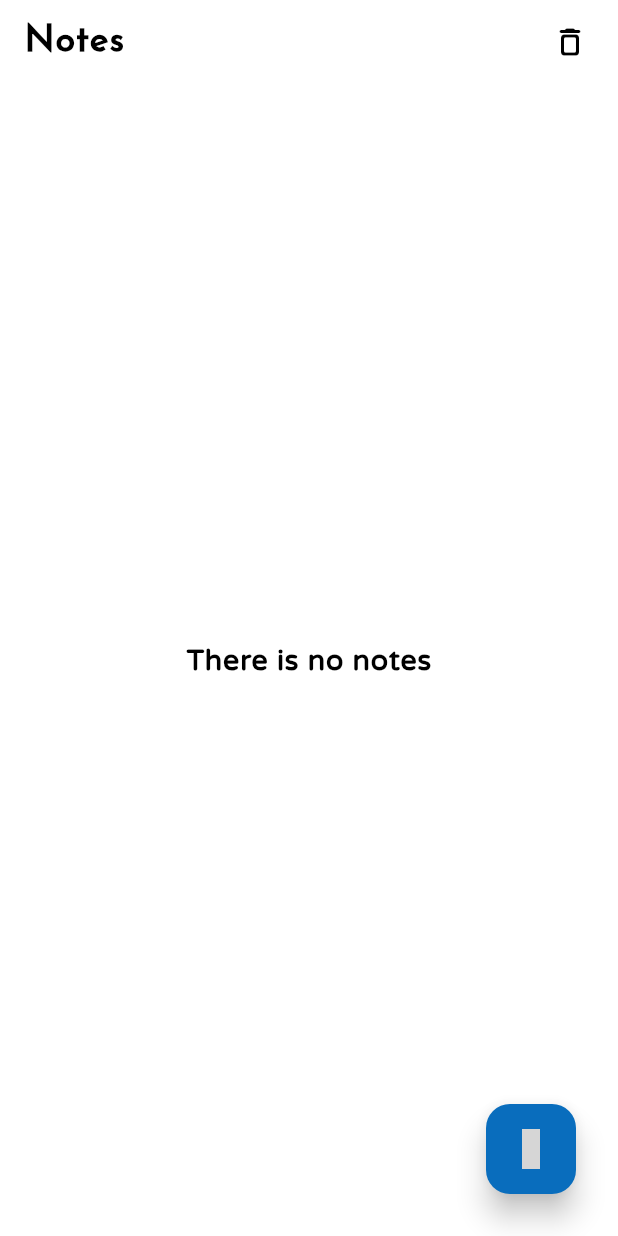
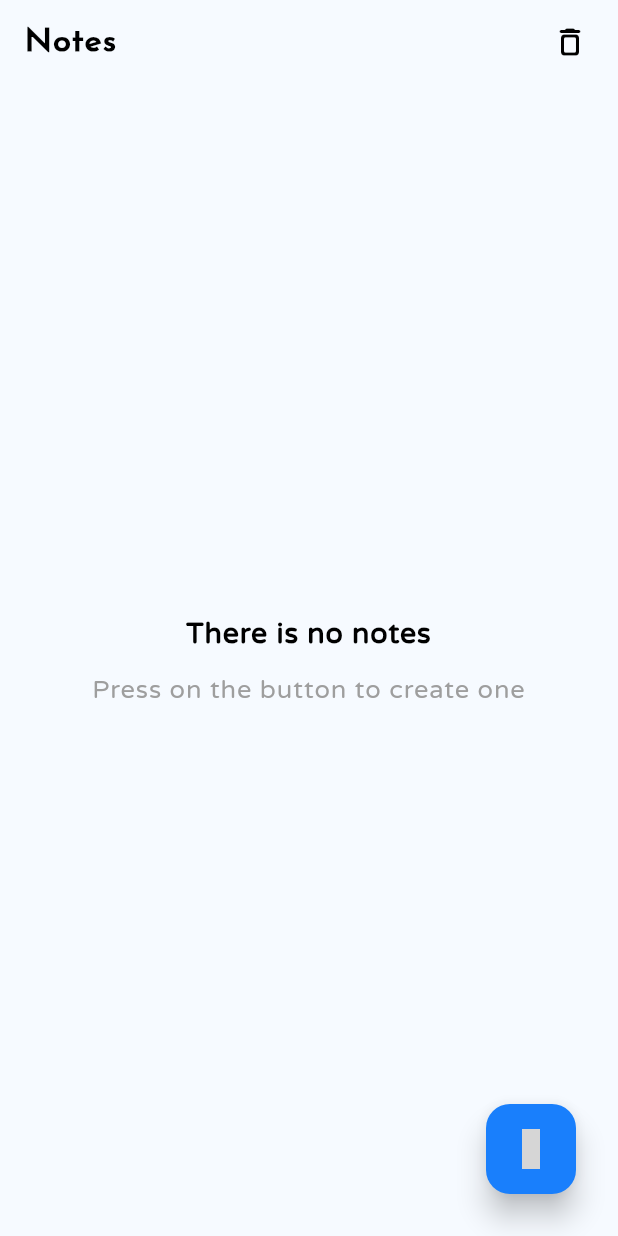
Before and after one commit to SellamiWalid/mynotes_app, a Flutter app: the screen it shows after launch, on a phone screen of 412 x 824 dp. Run offline on Flutter 3.47's test engine with Material 3 defaults, Android fonts, the phone set to English and light mode, and no system bars; our stand-ins replace animate_do, conditional_builder_null_safety, eva_icons_flutter, flutter_bloc, hexcolor, image_gallery_saver and 4 more; accounts and stored records are empty; grey boxes are pictures that could not be loaded.

Commit message:
New Features

```diff
--- a/lib/main.dart
+++ b/lib/main.dart
@@ -5,6 +5,7 @@ import 'package:notes/shared/cubit/AppCubit.dart';
 import 'package:notes/shared/styles/Styles.dart';
 
 void main() {
+  WidgetsFlutterBinding.ensureInitialized();
   runApp(const MyApp());
 }
 
--- a/lib/presentation/modules/notesModule/NotesScreen.dart
+++ b/lib/presentation/modules/notesModule/NotesScreen.dart
@@ -8,6 +8,7 @@ import 'package:notes/presentation/modules/notesModule/AddNoteScreen.dart';
 import 'package:notes/presentation/modules/notesModule/DeletedNotesScreen.dart';
 import 'package:notes/presentation/modules/notesModule/SearchNoteScreen.dart';
 import 'package:notes/shared/components/Components.dart';
+import 'package:notes/shared/components/Extentions.dart';
 import 'package:notes/shared/cubit/AppCubit.dart';
 import 'package:notes/shared/cubit/AppStates.dart';
 import 'package:notes/shared/styles/Colors.dart';
@@ -138,13 +139,14 @@ class _NotesScreenState extends State<NotesScreen> {
           },
           child: Scaffold(
             appBar: AppBar(
-              title: SlideInLeft(
+              title: FadeIn(
                 duration: const Duration(milliseconds: 400),
                 child: const Text(
                   'Notes',
                   style: TextStyle(
                     fontFamily: 'Josefin',
-                    fontSize: 24.0,
+                    letterSpacing: 0.6,
+                    fontSize: 22.0,
                   ),
                 ),
               ),
@@ -195,9 +197,7 @@ class _NotesScreenState extends State<NotesScreen> {
                     ),
                   ),
                 ],
-                const SizedBox(
-                  width: 8.0,
-                ),
+                8.0.hrSpace,
               ],
             ),
             body: ConditionalBuilder(
@@ -205,32 +205,46 @@ class _NotesScreenState extends State<NotesScreen> {
               builder: (context) => NotificationListener<UserScrollNotification>(
                 onNotification: (notification) {
                   if(notification.direction == ScrollDirection.forward) {
-                    setState(() {
-                      isVisible = true;
-                    });
+                    setState(() {isVisible = true;});
                   } else if(notification.direction == ScrollDirection.reverse) {
-                    setState(() {
-                      isVisible = false;
-                    });
+                    setState(() {isVisible = false;});
                   }
                   return true;
                 },
                 child: ListView.separated(
                   physics: const BouncingScrollPhysics(),
-                  itemBuilder: (context , index) => buildItemNote(cubit.notes[index], cubit.selectNotes, isDarkTheme, context),
-                  separatorBuilder: (context , index) => const SizedBox(
-                    height: 8.0,
-                  ),
+                  itemBuilder: (context , index) => buildItemNote(cubit.notes[index],
+                      cubit.selectNotes, isDarkTheme, context),
+                  separatorBuilder: (context , index) => 8.0.vrSpace,
                   itemCount: cubit.notes.length,
                 ),
               ),
-              fallback: (context) => const Center(
-                child: Text(
+              fallback: (context) => Center(
+                child: FadeIn(
+                  duration: const Duration(milliseconds: 400),
+                  child: Column(
+                    mainAxisAlignment: MainAxisAlignment.center,
+                    children: [
+                      const Text(
                         'There is no notes',
+                        textAlign: TextAlign.center,
                         style: TextStyle(
                           fontSize: 19.0,
                           letterSpacing: 0.6,
                           fontWeight: FontWeight.bold,
+                        ),
+                      ),
+                      12.0.vrSpace,
+                      const Text(
+                        'Press on the button to create one',
+                        textAlign: TextAlign.center,
+                        style: TextStyle(
+                          fontSize: 17.0,
+                          color: Colors.grey,
+                          letterSpacing: 0.6,
+                        ),
+                      ),
+                    ],
                   ),
                 ),
               ),
--- a/lib/shared/adaptive/LoadingIndicator.dart
+++ b/lib/shared/adaptive/LoadingIndicator.dart
@@ -11,6 +11,7 @@ class LoadingIndicator extends StatelessWidget {
      if(os == 'android') {
        return CircularProgressIndicator(
          color: lightPrimaryColor,
+         strokeCap: StrokeCap.round,
        );
      } else {
        return CupertinoActivityIndicator(
--- a/lib/shared/styles/Colors.dart
+++ b/lib/shared/styles/Colors.dart
@@ -2,19 +2,18 @@ import 'package:flutter/material.dart';
 import 'package:hexcolor/hexcolor.dart';
 
 
-Color darkColor = HexColor('0b1217');
+Color lightBgColor = HexColor('f6faff');
 
-Color lightPrimaryColor = HexColor('096dbd');
+Color darkBgColor = HexColor('0b1217');
+
+Color lightPrimaryColor = HexColor('197ffc'); //197ffc
 
 Color anotherPrimaryColor = HexColor('1c8de8');
 
 Color darkPrimaryColor = HexColor('026ac7');   // 005eb2 , // 075ca8
 
-
 // 1F282D
 // 005097
-
 // DCE3E9
 
-
 Color redColor = HexColor('f9325f');
--- a/lib/shared/styles/Styles.dart
+++ b/lib/shared/styles/Styles.dart
@@ -6,18 +6,18 @@ ThemeData lightTheme = ThemeData(
     useMaterial3: true,
     fontFamily: 'Varela',
     visualDensity: VisualDensity.adaptivePlatformDensity,
-  scaffoldBackgroundColor: Colors.white,
+    scaffoldBackgroundColor: lightBgColor,
     colorScheme: ColorScheme.light(
       primary: lightPrimaryColor,
     ),
-  appBarTheme: const AppBarTheme(
-    backgroundColor: Colors.white,
+    appBarTheme: AppBarTheme(
+      backgroundColor: lightBgColor,
       scrolledUnderElevation: 0.0,
-    iconTheme: IconThemeData(
+      iconTheme: const IconThemeData(
         color: Colors.black,
       ),
       elevation: 0,
-    titleTextStyle: TextStyle(
+      titleTextStyle: const TextStyle(
         fontSize: 18.0,
         letterSpacing: 0.6,
         color: Colors.black,
@@ -26,31 +26,28 @@ ThemeData lightTheme = ThemeData(
       ),
       systemOverlayStyle: SystemUiOverlayStyle(
         statusBarIconBrightness: Brightness.dark,
-      statusBarColor: Colors.white,
-      systemNavigationBarIconBrightness: Brightness.light,
-      systemNavigationBarColor: Colors.white,
+        statusBarColor: lightBgColor,
+        systemNavigationBarIconBrightness: Brightness.dark,
+        systemNavigationBarColor: lightBgColor,
+        statusBarBrightness: Brightness.dark,
       ),
     ),
     floatingActionButtonTheme: FloatingActionButtonThemeData(
       backgroundColor: lightPrimaryColor,
-  )
-);
-
+    ));
 
 // 191C1E
-
-
 
 ThemeData darkTheme = ThemeData(
   useMaterial3: true,
   fontFamily: 'Varela',
   visualDensity: VisualDensity.adaptivePlatformDensity,
-  scaffoldBackgroundColor: darkColor,
+  scaffoldBackgroundColor: darkBgColor,
   colorScheme: ColorScheme.dark(
     primary: darkPrimaryColor,
   ),
   appBarTheme: AppBarTheme(
-    backgroundColor: darkColor,
+    backgroundColor: darkBgColor,
     scrolledUnderElevation: 0.0,
     iconTheme: const IconThemeData(
       color: Colors.white,
@@ -65,9 +62,10 @@ ThemeData darkTheme = ThemeData(
     ),
     systemOverlayStyle: SystemUiOverlayStyle(
       statusBarIconBrightness: Brightness.light,
-      statusBarColor: darkColor,
-      systemNavigationBarIconBrightness: Brightness.dark,
-      systemNavigationBarColor: darkColor,
+      statusBarColor: darkBgColor,
+      systemNavigationBarIconBrightness: Brightness.light,
+      systemNavigationBarColor: darkBgColor,
+      statusBarBrightness: Brightness.light,
     ),
   ),
   floatingActionButtonTheme: FloatingActionButtonThemeData(
```
Also changed, not shown: lib/presentation/modules/notesModule/AddNoteScreen.dart (+10 -21 lines), lib/presentation/modules/notesModule/DeletedNotesScreen.dart (+4 -10 lines), lib/presentation/modules/notesModule/EditNoteScreen.dart (+33 -39 lines), lib/presentation/modules/notesModule/SearchNoteScreen.dart (+4 -9 lines), lib/shared/components/Components.dart (+52 -45 lines), lib/shared/components/Extentions.dart (added, +8 -0 lines), lib/shared/cubit/AppCubit.dart (+7 -29 lines), lib/shared/pdf/Pdf.dart (+45 -44 lines), pubspec.yaml (+6 -3 lines), pubspec.lock, 2 other files. Lines whose indentation alone changed are shown as unchanged.
